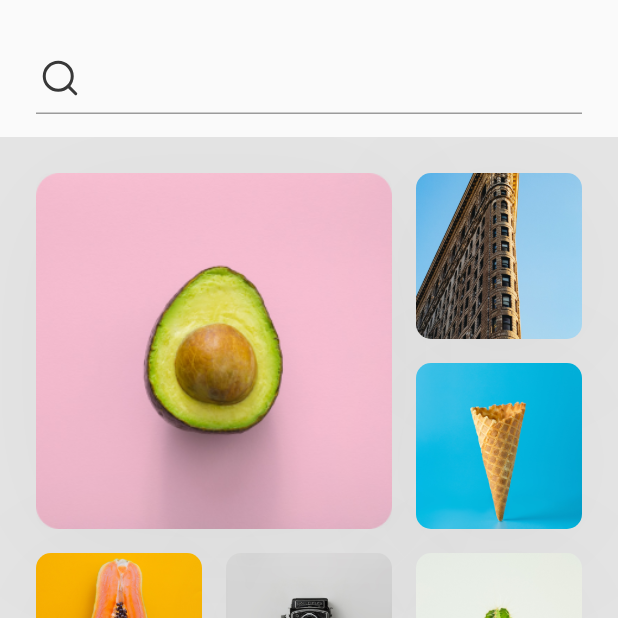
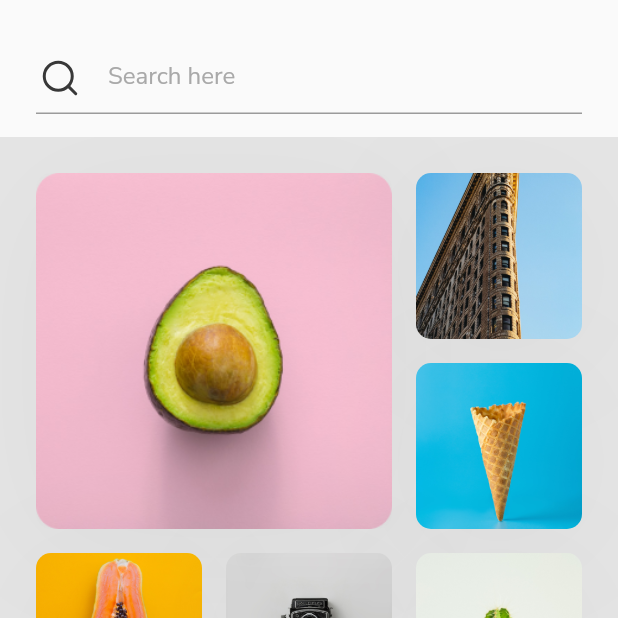
Before and after one commit to IamKhuk/pictogram, a Flutter app: the ExploreScreen screen opened directly, after a tap on an icon or button, on a phone screen of 412 x 824 dp, the top half of it. Run offline on Flutter 3.47's test engine with Material 2 defaults, Android fonts, the phone set to English and light mode, and no system bars; our stand-ins replace carousel_slider, dotted_border, flutter_svg, flutter_translate.

Commit message:
fixed Explore Search

```diff
--- a/lib/src/ui/menu/explore/explore_screen.dart
+++ b/lib/src/ui/menu/explore/explore_screen.dart
@@ -111,10 +111,23 @@ class _ExploreScreenState extends State<ExploreScreen> {
                             onChanged = true;
                           });
                         },
+                        style: TextStyle(
+                          fontWeight: FontWeight.w600,
+                          fontSize: 16,
+                          fontFamily: AppTheme.fontFamily,
+                          color: AppTheme.dark,
+                        ),
                         controller: _controller,
                         autofocus: false,
                         cursorColor: AppTheme.blue,
                         decoration: InputDecoration(
+                          hintText: 'Search here',
+                          hintStyle: TextStyle(
+                            fontWeight: FontWeight.normal,
+                            fontSize: 16,
+                            fontFamily: AppTheme.fontFamily,
+                            color: AppTheme.gray,
+                          ),
                           prefixIcon: onChanged == false
                               ? GestureDetector(
                                   onTap: () {
@@ -175,6 +188,9 @@ class _ExploreScreenState extends State<ExploreScreen> {
                           },
                         ),
                       );
+                      setState(() {
+                        onSearch = false;
+                      });
                     },
                     child: Container(
                       decoration: BoxDecoration(
```
